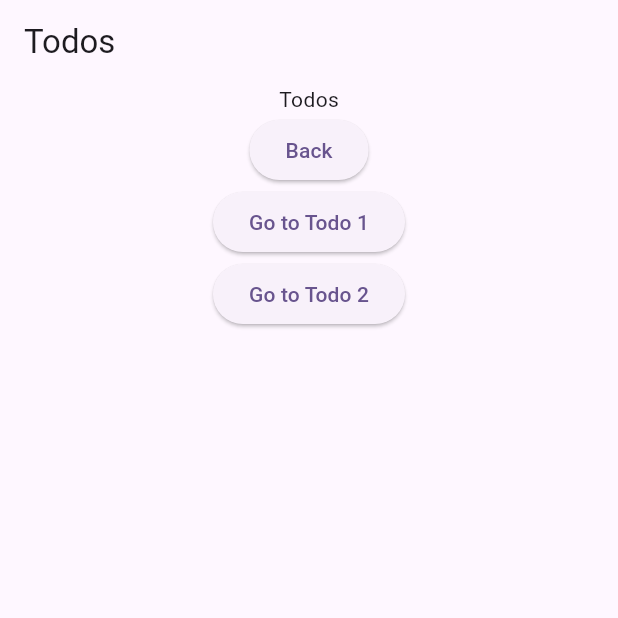
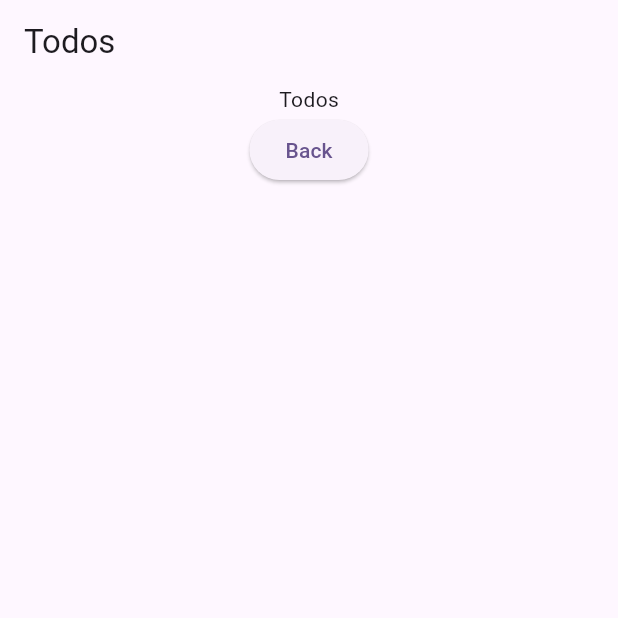
Before and after one commit to TX-Phuc-d8m7/flutter-riverpod-project, a Flutter app: the TodosPage screen opened directly, on a phone screen of 412 x 824 dp, the top half of it. Run offline on Flutter 3.47's test engine with Material 3 defaults, Android fonts, the phone set to English and light mode, and no system bars; our stand-ins replace dio, equatable, flutter_riverpod, freezed_annotation, riverpod_annotation; generated files the repository leaves out were written again.

Commit message:
Daily Commit

```diff
--- a/state_notifier_provider/lib/pages/todos_page.dart
+++ b/state_notifier_provider/lib/pages/todos_page.dart
@@ -19,18 +19,6 @@ class TodosPage extends ConsumerWidget {
                 },
                 child: const Text('Back'),
               ),
-              ElevatedButton(
-                onPressed: () {
-                  Navigator.of(context).pushNamed('/todos/1');
-                },
-                child: const Text('Go to Todo 1'),
-              ),
-              ElevatedButton(
-                onPressed: () {
-                  Navigator.of(context).pushNamed('/todos/1');
-                },
-                child: const Text('Go to Todo 2'),
-              ),
             ],
           ),
         ],
```
